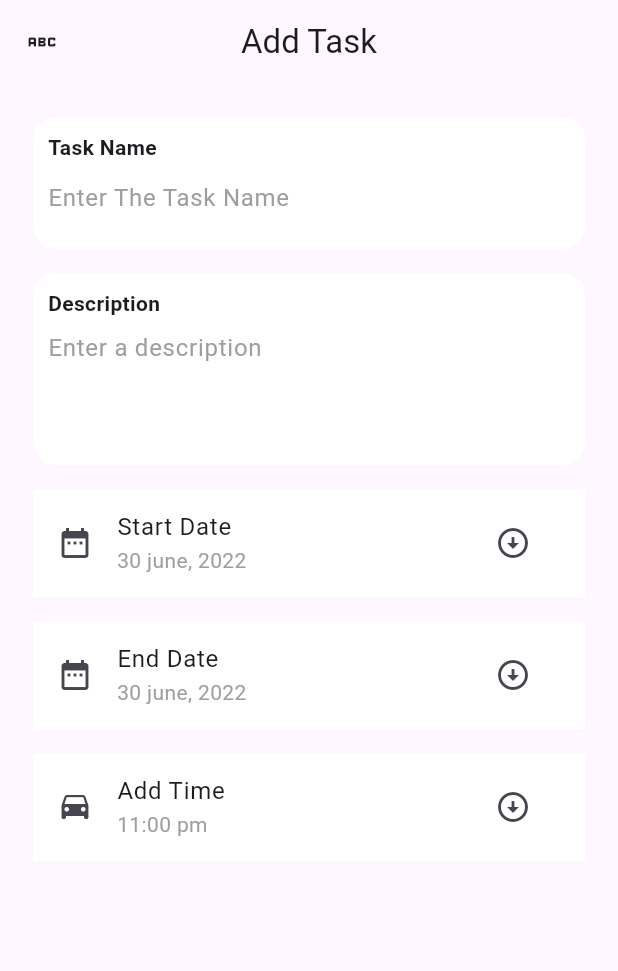
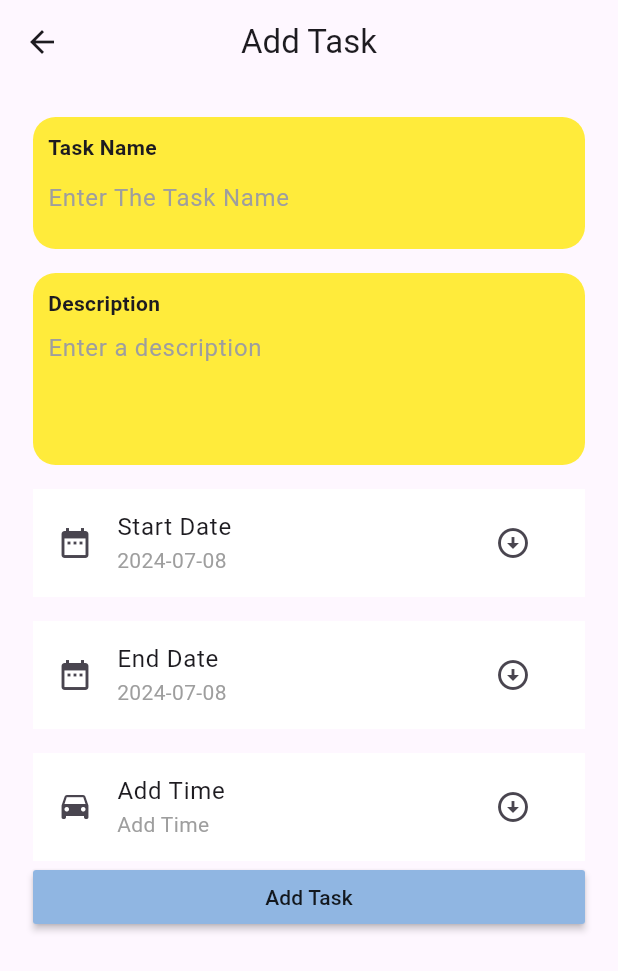
Before and after one commit to ZiadElsaadany/todo-session-cycle-8, a Flutter app: the HomeScreen screen opened directly with empty values, after a tap on the "add" icon, on a phone screen of 412 x 824 dp. Shown: the top 971 px of the screen. Run offline on Flutter 3.47's test engine with Material 3 defaults, Android fonts, the light colour scheme and no system bars; our stand-ins replace image_picker.

Commit message:
done and archive added

```diff
--- /dev/null
+++ b/lib/core/shared_widgets/custom_button.dart
@@ -0,0 +1,27 @@
+
+import 'package:flutter/material.dart';
+
+class CustomButton extends StatelessWidget {
+  const CustomButton({super.key, this.onPressed, required this.title,  this.icon, required this.color});
+
+  final void Function()? onPressed;
+  final String title;
+  final IconData?  icon ;
+  final Color color;
+  @override
+  Widget build(BuildContext context) {
+    return MaterialButton(
+
+      color: color,
+      onPressed: onPressed,
+    child: Row(
+      mainAxisAlignment: MainAxisAlignment.center,
+      children: [
+        Text(title),
+     icon == null ? const SizedBox():   Icon(icon)
+
+      ],
+    ),
+    );
+  }
+}
--- a/lib/core/shared_widgets/custom_field.dart
+++ b/lib/core/shared_widgets/custom_field.dart
@@ -14,7 +14,7 @@ class CustomTextField extends StatelessWidget {
     return Container(
       padding: const EdgeInsets.all(10),
       decoration: BoxDecoration(
-        color: Colors.white,
+        color: Colors.yellow,
         borderRadius: BorderRadius.circular(15),
 
       ),
@@ -31,8 +31,8 @@ class CustomTextField extends StatelessWidget {
           ),
           TextFormField(
             controller: controller,
-            minLines: minLine,
-maxLines: mxLine,
+            minLines: minLine, // 1
+maxLines: mxLine,   // 1
 
 decoration: InputDecoration(
    hintStyle: const TextStyle(
--- a/lib/featrues/add_note/presentation/view/add_note_screen.dart
+++ b/lib/featrues/add_note/presentation/view/add_note_screen.dart
@@ -10,7 +10,6 @@ class AddNoteScreen extends StatelessWidget {
     return  Scaffold(
       appBar: AppBar(
         centerTitle: true,
-        leading: const Icon(Icons.abc),
         title: const Text("Add Task"),
       ),
       body: AddNoteBody(),
--- a/lib/featrues/add_note/presentation/view/widgets/add_note_body.dart
+++ b/lib/featrues/add_note/presentation/view/widgets/add_note_body.dart
@@ -1,5 +1,8 @@
 import 'package:flutter/material.dart';
+import 'package:todo_cycle_8_session/core/shared_widgets/custom_button.dart';
 import 'package:todo_cycle_8_session/core/shared_widgets/custom_field.dart';
+import 'package:todo_cycle_8_session/core/utils/colors.dart';
+import 'package:todo_cycle_8_session/featrues/home/data/models/note_model.dart';
 
 class AddNoteBody extends StatefulWidget {
   const AddNoteBody({super.key});
@@ -12,6 +15,26 @@ class _AddNoteBodyState extends State<AddNoteBody> {
 
   TextEditingController nameController  =TextEditingController();
   TextEditingController descController  =TextEditingController();
+  DateTime datTimeNow = DateTime.now();
+
+  DateTime? startDate = DateTime.now();  //
+  DateTime?  endDate = DateTime.now(); //
+  TimeOfDay?  time ;
+
+  String convertDateString ( DateTime date ) {
+    //2024-07-27 54df45d5d4
+    // [ 2024-07-27   ,   54df45d5d4 ]
+
+    return date.toString().split(" ")[0]  ;
+
+  }
+
+  String convertTime(TimeOfDay time ) {
+
+    return  "${time.hour}:${time.minute} ${time.period.name}";
+
+  }
+
 
   @override
   Widget build(BuildContext context) {
@@ -20,11 +43,13 @@ class _AddNoteBodyState extends State<AddNoteBody> {
       children: [
 
         CustomTextField(
+          minLine: 1,
+          mxLine: 1,
           controller: nameController ,
           hintText: "Enter The Task Name",
           name: "Task Name",
         ),
-          SizedBox(height: 16,),
+          const SizedBox(height: 16,),
         CustomTextField(
           controller: descController,
           minLine: 3,
@@ -32,22 +57,34 @@ class _AddNoteBodyState extends State<AddNoteBody> {
           name: "Description",
           hintText: "Enter a description",
         ),
-        SizedBox(height: 16,),
+        const SizedBox(height: 16,),
         ListTile(
           tileColor: Colors.white,
 
-          title: Text("Start Date"),subtitle: Text("30 june, 2022",
+
+          title: Text("Start Date"),subtitle: Text(
+          startDate == null? "Enter A Date":
+        convertDateString(startDate!),
         style: TextStyle(
           color: Colors.grey
         ),
         )       ,
           trailing: IconButton(
-            onPressed: ( ) {
+            onPressed: ( ) async{
 
-              showDatePicker(context: context, firstDate: DateTime.now(), lastDate:  DateTime.now().add(Duration(
+              startDate =await  showDatePicker(context: context, firstDate:datTimeNow, lastDate: datTimeNow.add(const Duration(
                 days: 365,
 
-              )));
+
+
+              )),
+
+              );
+              setState(() {
+
+              });
+
+              print("start date ----> "+startDate.toString());
 
 
             } ,
@@ -61,17 +98,24 @@ class _AddNoteBodyState extends State<AddNoteBody> {
 
         ListTile(
             tileColor: Colors.white,
-          title: Text("End Date"),subtitle: Text("30 june, 2022",
+          title: Text("End Date"),subtitle: Text(
+
+          endDate == null? "Enter A Date":
+          convertDateString(endDate!),
           style: TextStyle(
               color: Colors.grey
           ),
         )       ,
           trailing: IconButton(
-            onPressed: ( ) {
-              showDatePicker(context: context, firstDate: DateTime.now(), lastDate: DateTime.now().add(Duration(
+            onPressed: ( )  async {
+              endDate =await  showDatePicker(context: context, firstDate:datTimeNow, lastDate: datTimeNow.add(const Duration(
                 days: 365,
 
-              )));
+              )),
+              );
+              setState(() {
+
+              });
             } ,
             icon: Icon(Icons.arrow_circle_down_outlined),
           ),
@@ -81,19 +125,54 @@ class _AddNoteBodyState extends State<AddNoteBody> {
 
         ListTile(
           tileColor: Colors.white,
-          title: Text("Add Time"),subtitle: Text("11:00 pm",
+          title: Text("Add Time"),subtitle: Text(
+time == null ? "Add Time":
+time!.format(context),
           style: TextStyle(
               color: Colors.grey
           ),
         )       ,
           trailing: IconButton(
-            onPressed: ( ) {
-             showTimePicker(context: context, initialTime: TimeOfDay.now());
+            onPressed: ( )  async{
+              time  =    await    showTimePicker(context: context, initialTime: TimeOfDay.now());
+
+      setState(() {
+      });
+
+
             } ,
             icon: Icon(Icons.arrow_circle_down_outlined),
           ),
           leading: Icon(Icons.time_to_leave),
         ),
+
+        CustomButton(title: "Add Task",
+
+        color: AppColors.mainColor,
+
+        onPressed: ( ) {
+
+
+      if(time!=null && startDate!=null &&endDate!=null && nameController.text.isNotEmpty && descController.text.isNotEmpty){
+        notes.add(
+            NoteModel(
+                time: time!.format(context).toString(),
+                startDate: convertDateString(startDate!),
+                endDate: convertDateString(endDate!),
+                title: nameController.text, desc: descController.text
+            )
+
+        );
+
+      } else{
+        ScaffoldMessenger.of(context).showSnackBar(SnackBar(content: Text("Fill data")));
+      }
+
+
+
+
+        },
+        )
       ],
     );
   }
--- /dev/null
+++ b/lib/featrues/home/data/models/note_model.dart
@@ -0,0 +1,30 @@
+
+
+class NoteModel {
+  final String title;
+  final String desc;
+  final String time ;
+  final String startDate ;
+  final String endDate ;
+   bool archiveOrNot;
+   bool doneOrNot;
+
+
+  NoteModel(
+  {
+
+   required this.time,
+   required this.startDate,
+   required this.endDate,
+   required this.title,
+   required this.desc,
+    this.archiveOrNot  =false,
+    this.doneOrNot =false,
+}
+      );
+
+}
+
+
+
+List<NoteModel> notes  = [ ];
--- a/lib/featrues/home/presentation/view/home_screen.dart
+++ b/lib/featrues/home/presentation/view/home_screen.dart
@@ -5,14 +5,21 @@ import 'package:flutter/material.dart';
 import 'package:todo_cycle_8_session/core/utils/colors.dart';
 import 'package:todo_cycle_8_session/core/utils/images.dart';
 import 'package:todo_cycle_8_session/featrues/add_note/presentation/view/add_note_screen.dart';
+import 'package:todo_cycle_8_session/featrues/home/data/models/note_model.dart';
 import 'package:todo_cycle_8_session/featrues/home/presentation/view/widgets/appbar.dart';
+import 'package:todo_cycle_8_session/featrues/home/presentation/view/widgets/drawer_widge.dart';
 
-class HomeScreen extends StatelessWidget {
+class HomeScreen extends StatefulWidget {
   const HomeScreen({super.key, required this.name, required this.photo});
 
   final String name ;
   final File photo;
 
+  @override
+  State<HomeScreen> createState() => _HomeScreenState();
+}
+
+class _HomeScreenState extends State<HomeScreen> {
   @override
   Widget build(BuildContext context) {
     return  SafeArea(
@@ -45,21 +52,20 @@ class HomeScreen extends StatelessWidget {
           child: Icon(Icons.add),
         ),
 
+
         drawer: Drawer(
-          child: Column
-            (
-            children: [
-              Text("ziad")
-            ],
-          ),
+          child: CustomDrawer(),
         ),
         body: Column(
           children: [
-          CustomAppBar(name: name, photo: photo),
+          CustomAppBar(name: widget.name, photo: widget.photo),
           Expanded(
-            child: ListView.builder(
+            child:  notes.isEmpty?
 
-                 itemCount: 10,
+                Center(child: Text("No Notes, Please Add Task"))
+                :      ListView.builder(
+
+                 itemCount: notes.length,
                 itemBuilder: (c,index) {
               return  Dismissible(
                 background: Container(
@@ -68,10 +74,28 @@ class HomeScreen extends StatelessWidget {
                 ),
                 key: GlobalKey(),
                 child: ListTile(
-                  trailing: Icon(Icons.add_a_photo    ),
+                  trailing: GestureDetector(
+                    onTap: ( ) {
+
+                      setState(() {
+                        notes[index].doneOrNot = !notes[index].doneOrNot;
+                      });
+
+                      // false - -> true
+                    },
+                    child: Container(
+
+                      padding: const EdgeInsets.all(5),
+                        decoration: BoxDecoration(
+                        color: notes[index].doneOrNot ? AppColors.mainColor:Colors.white,
+                          border: Border.all(color:AppColors.mainColor ),
+                          borderRadius: BorderRadius.circular(10)
+                        ),
+                        child: Text("done")),
+                  ),
                   leading: Icon(Icons.add),
-                  title: Text("Studying Flutter"),
-                  subtitle: Text("02:00 pm"),
+                  title: Text(notes[index].title),
+                  subtitle: Text(notes[index].time),
 
                 ),
               );
--- /dev/null
+++ b/lib/featrues/home/presentation/view/widgets/drawer_widge.dart
@@ -0,0 +1,73 @@
+import 'package:flutter/material.dart';
+import 'package:todo_cycle_8_session/featrues/home/presentation/view/done_tasks.dart';
+
+import '../../../../../core/utils/colors.dart';
+import '../archived_tasks.dart';
+
+class CustomDrawer extends StatelessWidget {
+  const CustomDrawer({super.key});
+
+  @override
+  Widget build(BuildContext context) {
+    return Column(
+      crossAxisAlignment: CrossAxisAlignment.stretch,
+      children: [
+        DrawerHeader(
+            decoration: BoxDecoration(color: AppColors.mainColor),
+            child: Row(
+              children: [
+                CircleAvatar(),
+                Text("ziad elsaadany")
+              ],
+            )) ,
+
+        SizedBox(height: 18,),
+        Padding(
+          padding: const EdgeInsets.only(right: 24.0),
+          child: ListTile(
+            onTap: ( ) {
+              Navigator.push(context, MaterialPageRoute(builder: (C) {
+                return ArchivedTasks();
+              } ));
+            },
+            shape: RoundedRectangleBorder(
+              borderRadius: BorderRadius.only(
+                topRight: Radius.circular(15),
+                bottomRight: Radius.circular(15)
+              )
+            ),
+
+            tileColor: Colors.yellow,
+            leading: Icon(Icons.archive),
+
+            title: Text("Archived Tasks"),
+          ),
+        ),
+
+
+        SizedBox(height: 10,),
+        Padding(
+          padding: const EdgeInsets.only(right: 24.0),
+
+
+          child: ListTile(
+            onTap: ( ){
+              Navigator.push(context, MaterialPageRoute(builder: (C) {
+                return DoneTasks();
+              } ));
+            },
+            tileColor: Colors.yellow,
+
+            shape: RoundedRectangleBorder(
+                borderRadius: BorderRadius.only(
+                    topRight: Radius.circular(15),
+                    bottomRight: Radius.circular(15)
+                )
+            ),
+            title: Text("Done Tasks"),
+          ),
+        ),
+      ],
+    );
+  }
+}
```
Also changed, not shown: lib/featrues/home/presentation/view/archived_tasks.dart (added, +56 -0 lines), lib/featrues/home/presentation/view/done_tasks.dart (added, +34 -0 lines).
